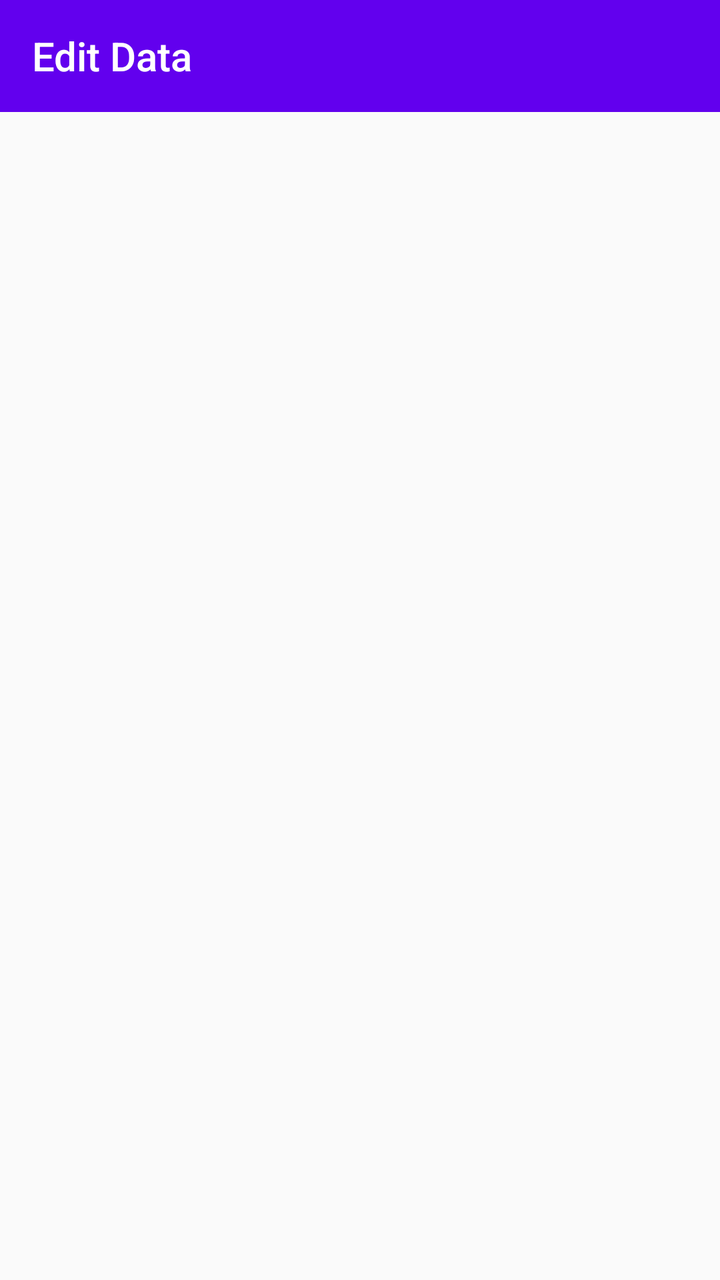
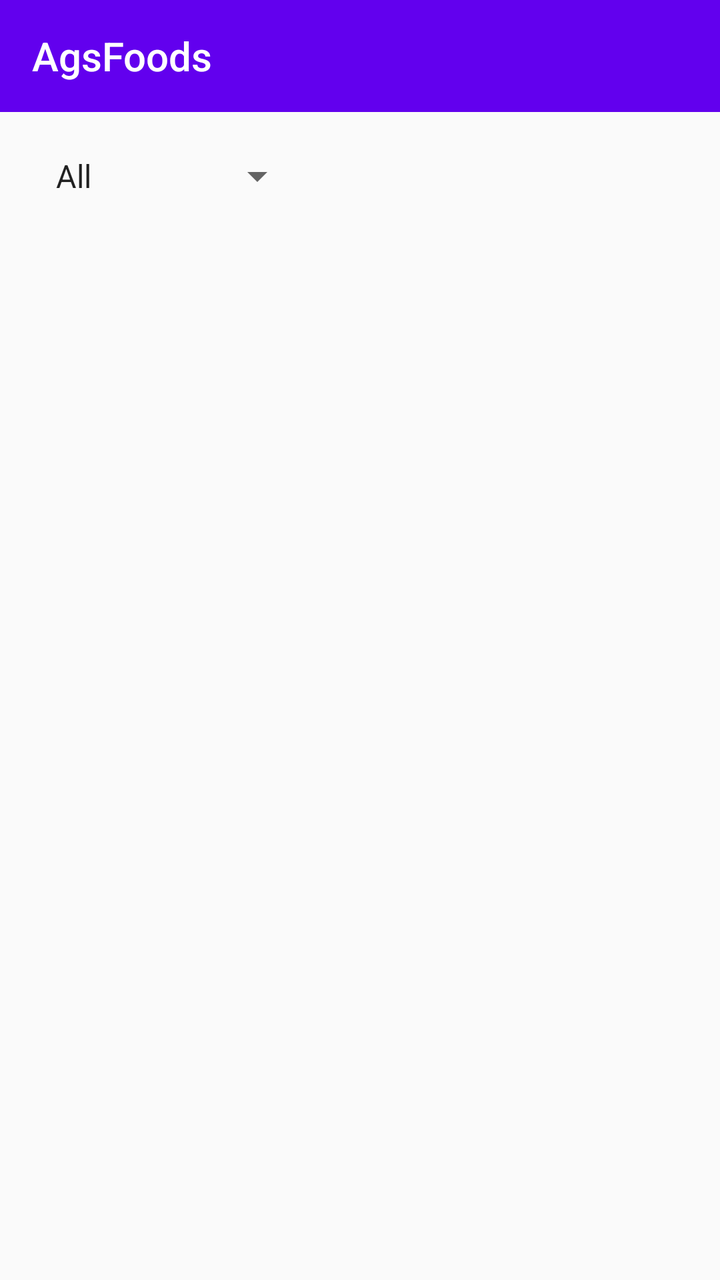

Compare the two renders of this Android layout. The source of the first and the diff that turns it into the second are given below.
<!-- AndroidManifest.xml: application theme AppTheme -->
<!-- res/layout/activity_edit_data.xml -->
<?xml version="1.0" encoding="utf-8"?>
<androidx.drawerlayout.widget.DrawerLayout
    xmlns:android="http://schemas.android.com/apk/res/android"
    xmlns:app="http://schemas.android.com/apk/res-auto"
    android:id="@+id/drawer_layout"
    android:layout_width="match_parent"
    android:layout_height="match_parent">

    
    <LinearLayout
        android:layout_width="match_parent"
        android:layout_height="match_parent"
        android:orientation="vertical">

        <androidx.appcompat.widget.Toolbar
            android:id="@+id/toolbar"
            android:layout_width="match_parent"
            android:layout_height="56dp"
            android:background="@color/purple_500"
            app:title="Edit Data"
            app:titleTextColor="@android:color/white"
            app:popupTheme="@style/ThemeOverlay.AppCompat.Light" />

        
        <androidx.recyclerview.widget.RecyclerView
            android:id="@+id/recyclerViewDataList"
            android:layout_width="match_parent"
            android:layout_height="0dp"
            android:layout_weight="1"
            android:layout_marginTop="16dp"
            android:clipToPadding="false"
            android:paddingBottom="16dp"
            android:visibility="visible"/>
    </LinearLayout>

    
    <com.google.android.material.navigation.NavigationView
        android:id="@+id/nav_view"
        android:layout_width="wrap_content"
        android:layout_height="match_parent"
        android:layout_gravity="start"
        app:menu="@menu/drawer_menu" />
</androidx.drawerlayout.widget.DrawerLayout>
<!-- resources referenced by this layout -->
<resources>
  <color name="purple_500">#FF6200EE</color>
  <style name="AppTheme" parent="Theme.AppCompat.Light.NoActionBar">
          
          <item name="colorPrimary">@color/purple_500</item>
          <item name="colorPrimaryDark">@color/purple_700</item>
          <item name="colorAccent">@color/teal_200</item>
      </style>
  <color name="purple_700">#FF3700B3</color>
  <color name="teal_200">#FF03DAC5</color>
</resources>

<!-- the commit's change to res/layout/activity_edit_data.xml (unified diff, before → after) -->
@@ -5,6 +5,7 @@
     android:id="@+id/drawer_layout"
     android:layout_width="match_parent"
     android:layout_height="match_parent">
+
 
     
     <LinearLayout
@@ -15,11 +16,22 @@
         <androidx.appcompat.widget.Toolbar
             android:id="@+id/toolbar"
             android:layout_width="match_parent"
-            android:layout_height="56dp"
+            android:layout_height="wrap_content"
             android:background="@color/purple_500"
-            app:title="Edit Data"
+            app:title="AgsFoods"
             app:titleTextColor="@android:color/white"
+            app:subtitleTextColor="@android:color/white"
             app:popupTheme="@style/ThemeOverlay.AppCompat.Light" />
+
+        <Spinner
+            android:id="@+id/spinnerFilter"
+            android:layout_width="wrap_content"
+            android:layout_height="wrap_content"
+            android:minHeight="48dp"
+            android:paddingStart="12dp"
+            android:paddingEnd="12dp"
+            android:entries="@array/filter_options"
+            android:layout_margin="8dp"/>
 
         
         <androidx.recyclerview.widget.RecyclerView
@@ -31,6 +43,7 @@
             android:clipToPadding="false"
             android:paddingBottom="16dp"
             android:visibility="visible"/>
+
     </LinearLayout>
 
     
<!-- resource entries referenced after the edit -->
@@ -1,5 +1,11 @@
 <!-- resources referenced by this layout -->
 <resources>
+  <string-array name="filter_options">
+          <item>All</item>
+          <item>This Week</item>
+          <item>This Month</item>
+          <item>This Year</item>
+      </string-array>
   <color name="purple_500">#FF6200EE</color>
   <style name="AppTheme" parent="Theme.AppCompat.Light.NoActionBar">
           
